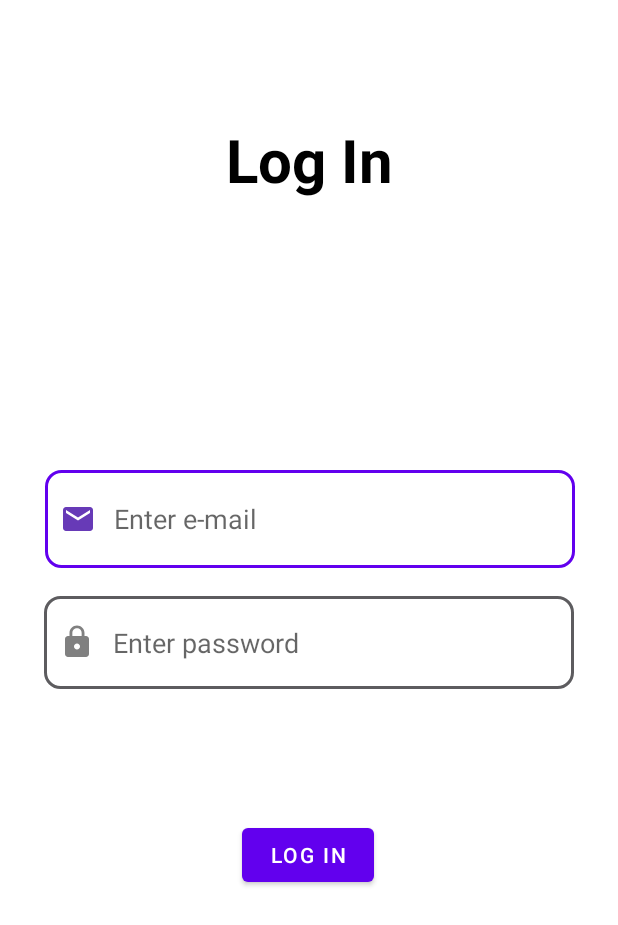
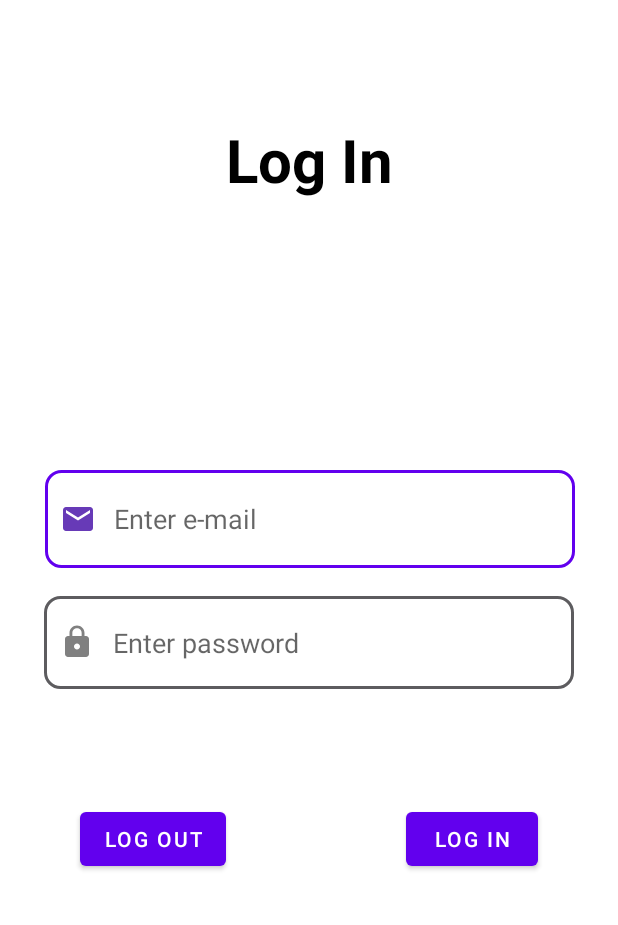
Before and after one commit to Rakeshkrishali007/AndroidTrainingProject, an Android app: the screen it shows after launch (MainActivity), after a tap on "LOG IN", on a phone screen of 412 x 824 dp. Shown: the top 925 px of the screen. Run offline under Robolectric (Android 15) with nearby library versions, the phone set to English and light mode, and no system bars; 1 statement that could not run was skipped.

```diff
--- a/app/src/main/java/com/example/androidtrainingproject/MainActivity.kt
+++ b/app/src/main/java/com/example/androidtrainingproject/MainActivity.kt
@@ -1,7 +1,9 @@
 package com.example.androidtrainingproject
 
 import android.annotation.SuppressLint
+import android.content.Context
 import android.content.Intent
+import android.content.SharedPreferences
 import androidx.appcompat.app.AppCompatActivity
 import android.os.Bundle
 import android.util.Log
@@ -18,99 +20,123 @@ import retrofit2.Callback
 
 
 private const val TAG = "MainActivity_d"
+
 @SuppressLint("StaticFieldLeak")
 
 
 class MainActivity : AppCompatActivity() {
-    lateinit var binding:ActivityMainBinding
+    lateinit var binding: ActivityMainBinding
+    private val sharedPrefFile = "kotlinsharedpreference"
+
     lateinit var email: String
     lateinit var password: String
+
+    private val preferences: SharedPreferences = this.getSharedPreferences(sharedPrefFile,Context.MODE_PRIVATE)    // val getShared = getSharedPreferences("demo", MODE_PRIVATE)
 
     override fun onCreate(savedInstanceState: Bundle?) {
         super.onCreate(savedInstanceState)
         binding = ActivityMainBinding.inflate(layoutInflater)
         setContentView(binding.root)
         getInfo()
-        Log.d("success","main")
-        Log.d("test","main")
+
     }
+
 
     private fun getInfo() {
 
-        binding.press.setOnClickListener()
-        {
 
-           email = binding.etGmail.text.toString()
-            password = binding.etPassword.text.toString()
+       // val editor = shrd.edit()
+        if (userLogIn()) {
+            val intent = Intent(this@MainActivity, DashBoard::class.java)
+            /*intent.putExtra("email", getShared.getString("email", "null"))
+            intent.putExtra("image", getShared.getString("image", "null"))*/
+            startActivity(intent)
 
+        } else {
+            binding.btnLogin.setOnClickListener() {
 
-            Log.d("rakesh","${email}")
-            if (email.isEmpty()) {
+                email = binding.etGmail.text.toString()
+                password = binding.etPassword.text.toString()
+                if (isValid()) {
 
-                Toast.makeText(this, "Email required", Toast.LENGTH_SHORT).show()
-                return@setOnClickListener
-            }
-            else if(password.isEmpty())
-            {
-                Toast.makeText(this@MainActivity,"password required",Toast.LENGTH_LONG).show()
-                return@setOnClickListener
-            }
-
-            else if(!Patterns.EMAIL_ADDRESS.matcher(email.toString().trim()).matches())
-            {
-                Toast.makeText(this@MainActivity,"invalid email", Toast.LENGTH_SHORT).show()
-                return@setOnClickListener
-            }
-            else {
-                RetrofitClient.logininterface.getData(
-                    LogInRequest(
-                        LoginRequestParams(
-                            email,
-                            password
+                    RetrofitClient.logininterface.getData(
+                        LogInRequest(
+                            LoginRequestParams(
+                                email, password
+                            )
                         )
-                    )
-                )
-                    .enqueue(object : Callback<LogInResponse> {
+                    ).enqueue(object : Callback<LogInResponse> {
                         @SuppressLint("SuspiciousIndentation")
                         override fun onResponse(
-                            call: Call<LogInResponse>,
-                            response: retrofit2.Response<LogInResponse>
+                            call: Call<LogInResponse>, response: retrofit2.Response<LogInResponse>
                         ) {
-                            if(response.code().toString().equals("200"))
-                            {
-                                val intent = Intent(this@MainActivity,DashBoard::class.java)
+                           // getShared.getString("email", "null")
+                            if (response.code().toString().equals("200")) {
+                                val intent = Intent(this@MainActivity, DashBoard::class.java)
                                 val username = response.body()?.user?.username
                                 val image = response.body()?.user?.image
                                 val eml = response.body()?.user?.email
                                 val bio = response.body()?.user?.bio
-                                val token =response.body()?.user?.token
-                               /* intent.putExtra("image", image)
-                                intent.putExtra("gmail", eml)
-                                intent.putExtra("userbio", bio)*/
-                                startActivity(intent)
-                                val user= User(bio.toString(),eml.toString(),image.toString(),token.toString(),username.toString())
-                                intent.putExtra("USER",user)
+                                val token = response.body()?.user?.token
+                               /* editor.putString("user", username.toString())
+                                editor.putString("email", eml.toString())
+                                editor.putString("image", image.toString())
+                                editor.apply()*/
+                                val user = User(
+                                    bio.toString(),
+                                    eml.toString(),
+                                    image.toString(),
+                                    token.toString(),
+                                    username.toString()
+                                )
+                                intent.putExtra("USER", user)
                                 startActivity(intent)
 
-                            }
-                            else
-                            {
-                                Toast.makeText(this@MainActivity,"Invalid user",Toast.LENGTH_LONG).show()
+                            } else {
+                                Toast.makeText(this@MainActivity, "Invalid user", Toast.LENGTH_LONG)
+                                    .show()
                             }
                         }
 
                         override fun onFailure(call: Call<LogInResponse>, t: Throwable) {
 
                             Log.e("error", "bad")
-                            Toast.makeText(this@MainActivity, "error", Toast.LENGTH_SHORT)
-                                .show()
+                            Toast.makeText(this@MainActivity, "error", Toast.LENGTH_SHORT).show()
                         }
-                    }
-                    )
+                    })
+
+                }
             }
-        }
 
         }
+    }
+
+    private fun userLogIn(): Boolean {
+      /*  val user = getShared.getString("user", "inValid")
+        val email = getShared.getString("email", "inValid")*/
+       /* if (user == "var123" && email == "var123@gmail.com") {
+            return true
+        }*/
+        return false
+    }
+
+    private fun isValid(): Boolean {
+        if (email.isEmpty()) {
+
+            Toast.makeText(this, "Email required", Toast.LENGTH_SHORT).show()
+            return false
+
+        } else if (password.isEmpty()) {
+            Toast.makeText(this@MainActivity, "password required", Toast.LENGTH_LONG).show()
+            return false
+
+        } else if (!Patterns.EMAIL_ADDRESS.matcher(email.toString().trim()).matches()) {
+            Toast.makeText(this@MainActivity, "invalid email", Toast.LENGTH_SHORT).show()
+            return false
+
+        }
+        return true
+    }
 
 
 }
--- a/app/src/main/res/layout/activity_main.xml
+++ b/app/src/main/res/layout/activity_main.xml
@@ -55,15 +55,28 @@
         app:layout_constraintTop_toBottomOf="@id/login" />
 
     <Button
-        android:id="@+id/press"
+        android:id="@+id/btn_login"
         android:layout_width="wrap_content"
         android:layout_height="wrap_content"
         android:text="Log In"
         app:layout_constraintBottom_toBottomOf="parent"
         app:layout_constraintEnd_toEndOf="parent"
-        app:layout_constraintHorizontal_bias="0.498"
+        app:layout_constraintHorizontal_bias="0.835"
         app:layout_constraintStart_toStartOf="parent"
         app:layout_constraintTop_toBottomOf="@+id/et_password"
-        app:layout_constraintVertical_bias="0.273" />
+        app:layout_constraintVertical_bias="0.239" />
+
+
+    <Button
+        android:id="@+id/btn_logout"
+        android:layout_width="wrap_content"
+        android:layout_height="wrap_content"
+        android:text="Log Out"
+        app:layout_constraintBottom_toBottomOf="parent"
+        app:layout_constraintEnd_toEndOf="parent"
+        app:layout_constraintHorizontal_bias="0.169"
+        app:layout_constraintStart_toStartOf="parent"
+        app:layout_constraintTop_toBottomOf="@+id/et_password"
+        app:layout_constraintVertical_bias="0.239" />
 
 </androidx.constraintlayout.widget.ConstraintLayout>
```
Also changed, not shown: app/src/main/java/com/example/androidtrainingproject/DashBoard.kt (+11 -7 lines).
